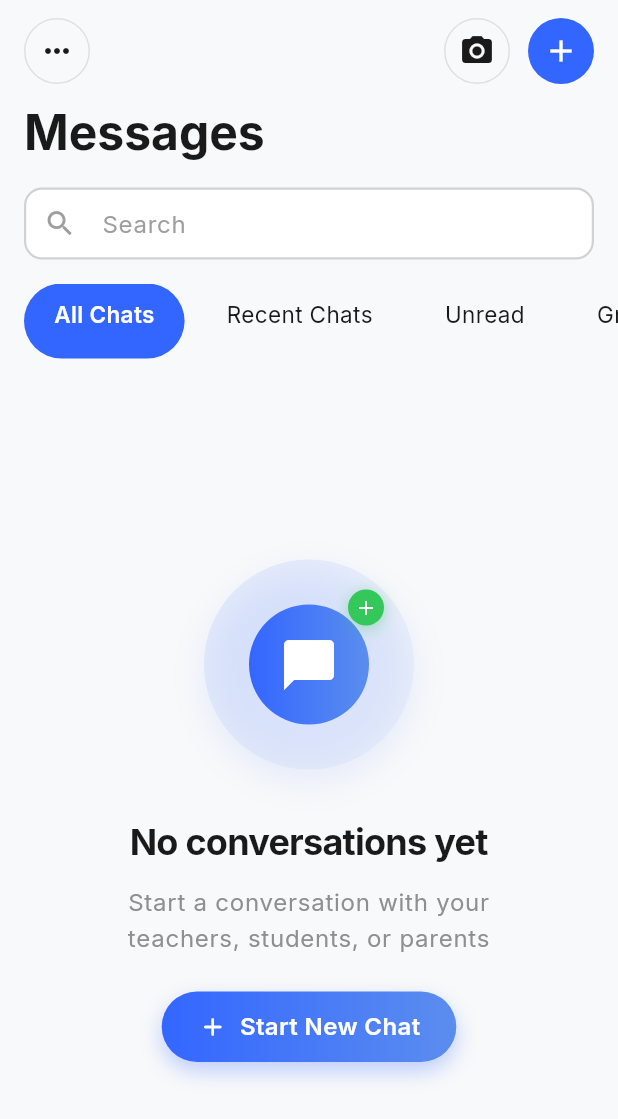
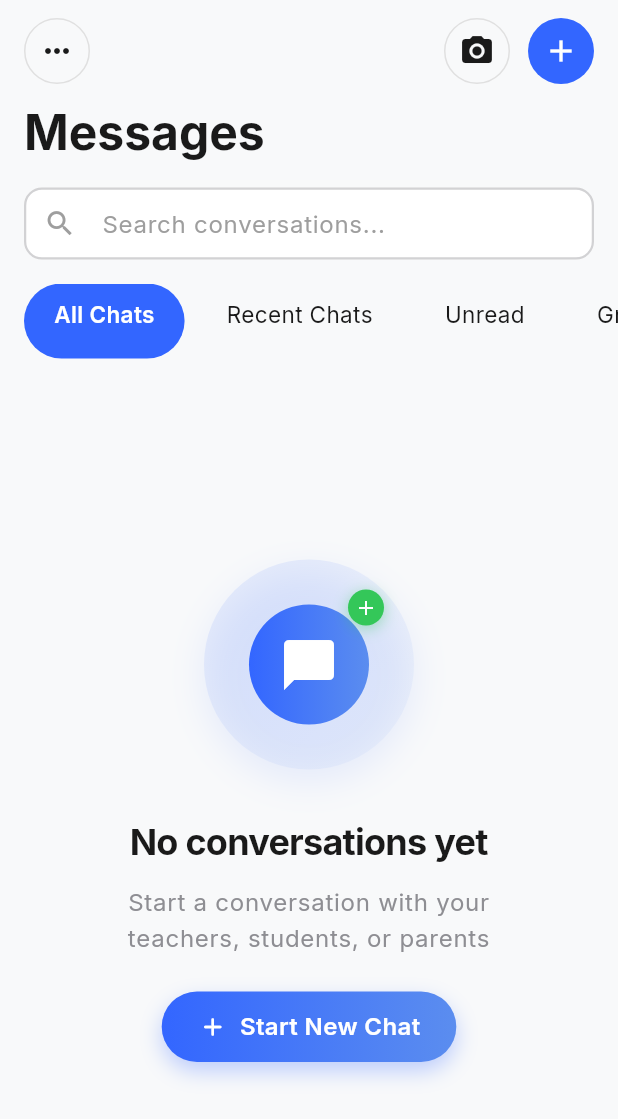
Before and after one commit to Innocent-Gershon/mobile_dev_summative, a Flutter app: the _ChatScreenContent screen opened directly, on a phone screen of 412 x 824 dp. Shown: the top 1119 px of the screen. Run offline on Flutter 3.47's test engine with Material 3 defaults, Android fonts, the phone set to English and light mode, and no system bars; our stand-ins replace animate_do, cloud_firestore, equatable, file_picker, firebase_auth, firebase_core and 7 more; accounts and stored records are empty; generated files the repository leaves out were written again.

Commit message:
Fix analyzer issues - remove unused imports and replace localization with static strings

```diff
--- a/edu_bridge_01/lib/presentation/pages/chat/chat_screen.dart
+++ b/edu_bridge_01/lib/presentation/pages/chat/chat_screen.dart
@@ -2,8 +2,8 @@ import 'package:flutter/material.dart';
 import 'package:flutter/services.dart';
 import 'package:flutter_bloc/flutter_bloc.dart';
 import '../../../core/constants/app_constants.dart';
-import '../../../core/localization/app_localizations.dart';
-import '../../bloc/language/language_bloc.dart';
+// import '../../../core/localization/app_localizations.dart';
+// import '../../bloc/language/language_bloc.dart';
 import '../../../data/repositories/chat_repository.dart';
 import '../../../data/models/chat_model.dart';
 import '../../bloc/chat/chat_bloc.dart';
@@ -155,17 +155,13 @@ class _ChatScreenContentState extends State<_ChatScreenContent> {
       child: Column(
         crossAxisAlignment: CrossAxisAlignment.start,
         children: [
-          BlocBuilder<LanguageBloc, LanguageState>(
-            builder: (context, languageState) {
-              return Text(
-                AppLocalizations.translate(context, 'messages'),
+          Text(
+            'Messages',
             style: Theme.of(context).textTheme.headlineMedium?.copyWith(
                   fontWeight: FontWeight.w700,
                   color: isDark ? Colors.white : AppColors.textPrimary,
                   fontSize: 32,
                 ),
-              );
-            },
           ),
           const SizedBox(height: 16),
           Container(
@@ -177,7 +173,7 @@ class _ChatScreenContentState extends State<_ChatScreenContent> {
               controller: _searchController,
               style: TextStyle(color: isDark ? Colors.white : Colors.black),
               decoration: InputDecoration(
-                hintText: AppLocalizations.translate(context, 'search'),
+                hintText: 'Search conversations...',
                 hintStyle: TextStyle(color: isDark ? const Color(0xFF94A3B8) : const Color(0xFF9E9E9E)),
                 prefixIcon: Icon(Icons.search, color: isDark ? const Color(0xFF94A3B8) : const Color(0xFF9E9E9E), size: 22),
                 border: InputBorder.none,
@@ -672,12 +668,10 @@ class _ChatScreenContentState extends State<_ChatScreenContent> {
             ),
           ),
           const SizedBox(height: 32),
-          BlocBuilder<LanguageBloc, LanguageState>(
-            builder: (context, languageState) {
-              return Column(
+          Column(
             children: [
               Text(
-                    AppLocalizations.translate(context, 'no_conversations'),
+                'No conversations yet',
                 style: Theme.of(context).textTheme.headlineSmall?.copyWith(
                       fontWeight: FontWeight.w700,
                       color: isDark ? Colors.white : AppColors.textPrimary,
@@ -688,7 +682,7 @@ class _ChatScreenContentState extends State<_ChatScreenContent> {
               Container(
                 padding: const EdgeInsets.symmetric(horizontal: 32),
                 child: Text(
-                      AppLocalizations.translate(context, 'start_conversation'),
+                  'Start a conversation with your\nteachers, students, or parents',
                   textAlign: TextAlign.center,
                   style: Theme.of(context).textTheme.bodyLarge?.copyWith(
                             color: isDark ? const Color(0xFF94A3B8) : AppColors.textSecondary,
@@ -743,8 +737,6 @@ class _ChatScreenContentState extends State<_ChatScreenContent> {
                     ),
                   ),
             ],
-              );
-            },
           ),
         ],
       ),
```
Lines whose indentation alone changed are shown as unchanged.
